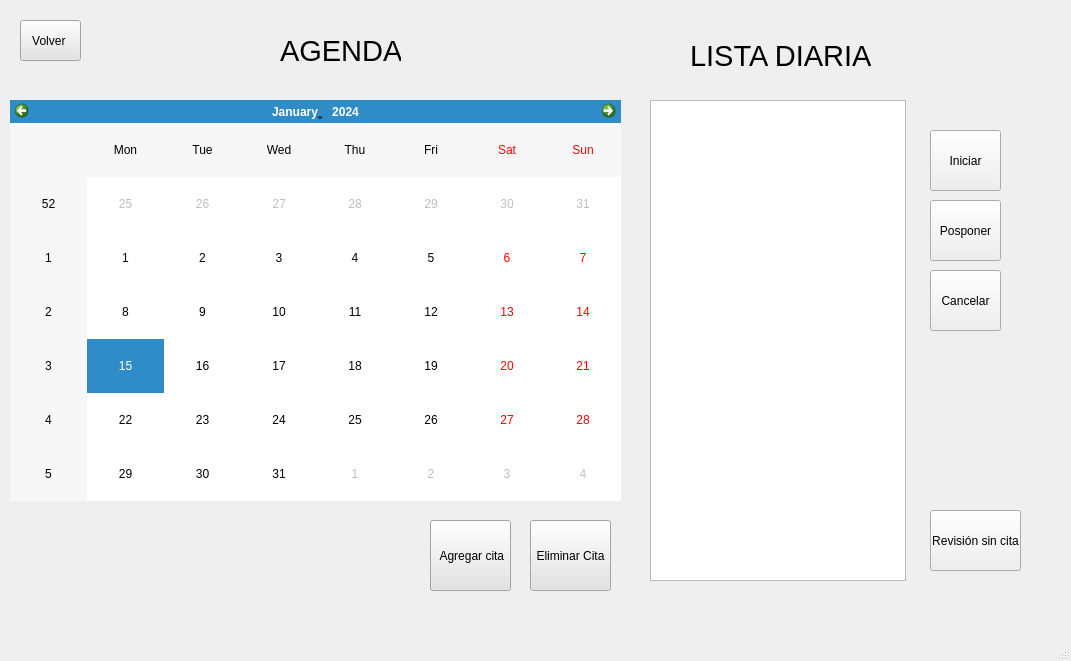
Old version of the form Agenda.ui in the repository Daxter2000/medical-sys.
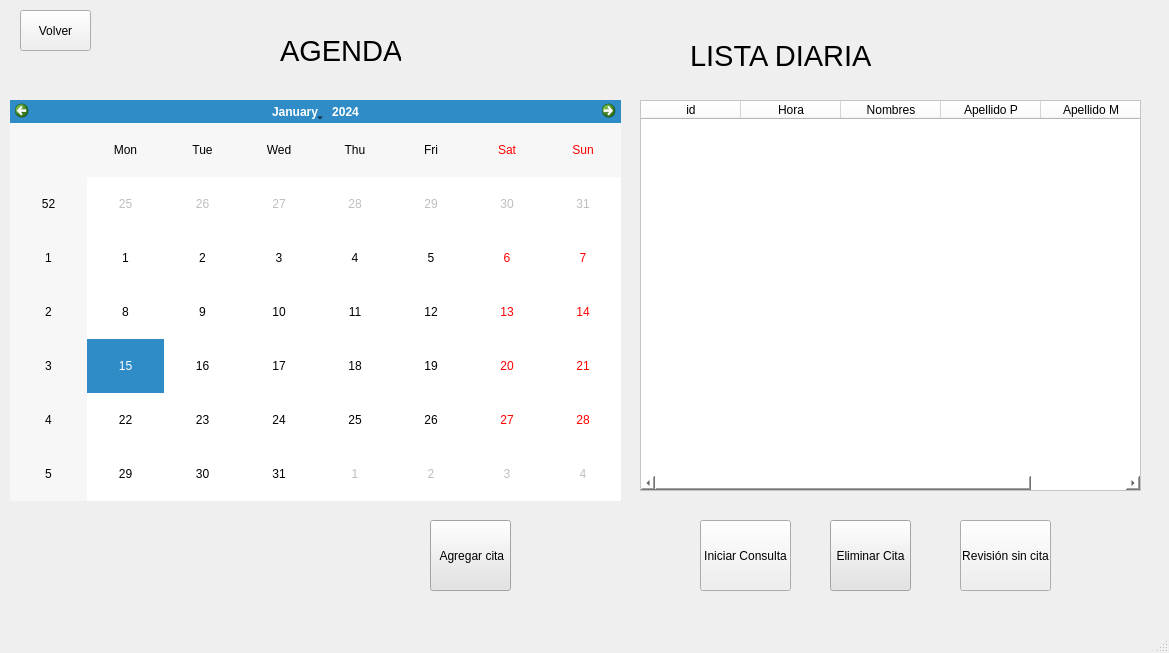
New version of the form.

Commit message: se agrego la funcionalidad de la agenda

```diff
--- a/Agenda.ui
+++ b/Agenda.ui
@@ -6,8 +6,8 @@
    <rect>
     <x>0</x>
     <y>0</y>
-    <width>1071</width>
-    <height>661</height>
+    <width>1169</width>
+    <height>653</height>
    </rect>
   </property>
   <property name="windowTitle">
@@ -46,16 +46,6 @@
      <string>AGENDA</string>
     </property>
    </widget>
-   <widget class="QListWidget" name="listWidget">
-    <property name="geometry">
-     <rect>
-      <x>650</x>
-      <y>100</y>
-      <width>256</width>
-      <height>481</height>
-     </rect>
-    </property>
-   </widget>
    <widget class="QLabel" name="label_2">
     <property name="geometry">
      <rect>
@@ -94,7 +84,7 @@
    <widget class="QPushButton" name="pushButton_2">
     <property name="geometry">
      <rect>
-      <x>530</x>
+      <x>830</x>
       <y>520</y>
       <width>81</width>
       <height>71</height>
@@ -110,71 +100,80 @@
    <widget class="QPushButton" name="pushButton_3">
     <property name="geometry">
      <rect>
-      <x>20</x>
-      <y>20</y>
-      <width>61</width>
-      <height>41</height>
-     </rect>
-    </property>
-    <property name="styleSheet">
-     <string notr="true">background-color: rgb(227, 227, 227);</string>
-    </property>
-    <property name="text">
-     <string>Volver </string>
-    </property>
-   </widget>
-   <widget class="QPushButton" name="pushButton_4">
-    <property name="geometry">
-     <rect>
-      <x>930</x>
-      <y>130</y>
-      <width>71</width>
-      <height>61</height>
-     </rect>
-    </property>
-    <property name="text">
-     <string>Iniciar</string>
-    </property>
-   </widget>
-   <widget class="QPushButton" name="pushButton_5">
-    <property name="geometry">
-     <rect>
-      <x>930</x>
-      <y>270</y>
-      <width>71</width>
-      <height>61</height>
-     </rect>
-    </property>
-    <property name="text">
-     <string>Cancelar</string>
-    </property>
-   </widget>
-   <widget class="QPushButton" name="pushButton_6">
-    <property name="geometry">
-     <rect>
-      <x>930</x>
-      <y>200</y>
-      <width>71</width>
-      <height>61</height>
-     </rect>
-    </property>
-    <property name="text">
-     <string>Posponer</string>
-    </property>
-   </widget>
-   <widget class="QPushButton" name="pushButton_7">
-    <property name="geometry">
-     <rect>
-      <x>930</x>
-      <y>510</y>
+      <x>960</x>
+      <y>520</y>
       <width>91</width>
-      <height>61</height>
+      <height>71</height>
      </rect>
     </property>
     <property name="text">
      <string>Revisión sin cita</string>
     </property>
    </widget>
+   <widget class="QTableWidget" name="tabla">
+    <property name="geometry">
+     <rect>
+      <x>640</x>
+      <y>100</y>
+      <width>501</width>
+      <height>391</height>
+     </rect>
+    </property>
+    <property name="styleSheet">
+     <string notr="true">background-color: rgb(255, 255, 255);</string>
+    </property>
+    <column>
+     <property name="text">
+      <string>id</string>
+     </property>
+    </column>
+    <column>
+     <property name="text">
+      <string>Hora</string>
+     </property>
+    </column>
+    <column>
+     <property name="text">
+      <string>Nombres</string>
+     </property>
+    </column>
+    <column>
+     <property name="text">
+      <string>Apellido P</string>
+     </property>
+    </column>
+    <column>
+     <property name="text">
+      <string>Apellido M</string>
+     </property>
+    </column>
+   </widget>
+   <widget class="QPushButton" name="pb_iniciar">
+    <property name="geometry">
+     <rect>
+      <x>700</x>
+      <y>520</y>
+      <width>91</width>
+      <height>71</height>
+     </rect>
+    </property>
+    <property name="text">
+     <string>Iniciar Consulta</string>
+    </property>
+   </widget>
+   <widget class="QPushButton" name="pb_volver">
+    <property name="geometry">
+     <rect>
+      <x>20</x>
+      <y>10</y>
+      <width>71</width>
+      <height>41</height>
+     </rect>
+    </property>
+    <property name="text">
+     <string>Volver</string>
+    </property>
+   </widget>
   </widget>
   <widget class="QMenuBar" name="menubar">
    <property name="geometry">
```
Left out of the diff: 8 changed lines with no effect on the pictures. The commit also changes 9 other files.
